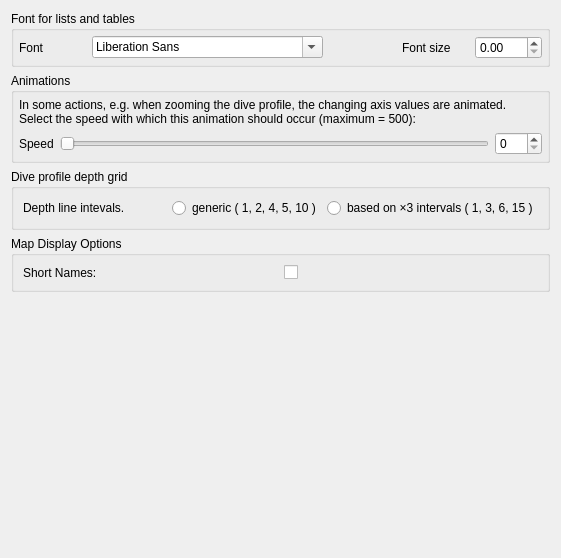
Before: the Qt Designer form desktop-widgets/preferences/preferences_defaults.ui in subsurface/subsurface, drawn with Qt 5.
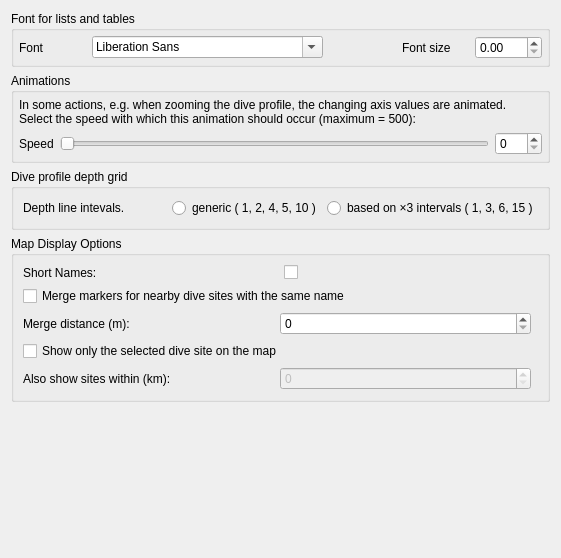
After: the same form once the commit is applied.

Commit message: Map: fix missing/wrongly-merged dive site markers, add visibility controls

Patch:
```diff
--- a/desktop-widgets/preferences/preferences_defaults.ui
+++ b/desktop-widgets/preferences/preferences_defaults.ui
@@ -154,21 +154,98 @@
      <property name="title">
       <string>Map Display Options</string>
      </property>
-     <layout class="QHBoxLayout" name="horizontalLayout_2">
+     <layout class="QVBoxLayout" name="verticalLayout_map">
       <item>
-       <widget class="QLabel" name="label_2">
+       <layout class="QHBoxLayout" name="horizontalLayout_2">
+        <item>
+         <widget class="QLabel" name="label_2">
+          <property name="text">
+           <string>Short Names:</string>
+          </property>
+         </widget>
+        </item>
+        <item>
+         <widget class="QCheckBox" name="checkBox_map_short_names">
+          <property name="text">
+           <string notr="true"/>
+          </property>
+         </widget>
+        </item>
+       </layout>
+      </item>
+      <item>
+       <widget class="QCheckBox" name="checkBox_map_dedup">
         <property name="text">
-         <string>Short Names:</string>
+         <string>Merge markers for nearby dive sites with the same name</string>
         </property>
        </widget>
       </item>
       <item>
-       <widget class="QCheckBox" name="checkBox_map_short_names">
+       <layout class="QHBoxLayout" name="horizontalLayout_map_dedup_distance">
+        <item>
+         <widget class="QLabel" name="label_map_dedup_distance">
+          <property name="text">
+           <string>Merge distance (m):</string>
+          </property>
+         </widget>
+        </item>
+        <item>
+         <widget class="QSpinBox" name="spinBox_map_dedup_distance">
+          <property name="minimum">
+           <number>0</number>
+          </property>
+          <property name="maximum">
+           <number>100000</number>
+          </property>
+         </widget>
+        </item>
+        <item>
+         <spacer name="horizontalSpacer_map_dedup_distance">
+          <property name="orientation">
+           <enum>Qt::Horizontal</enum>
+          </property>
+         </spacer>
+        </item>
+       </layout>
+      </item>
+      <item>
+       <widget class="QCheckBox" name="checkBox_map_only_selected">
         <property name="text">
-         <string notr="true"/>
+         <string>Show only the selected dive site on the map</string>
         </property>
        </widget>
       </item>
+      <item>
+       <layout class="QHBoxLayout" name="horizontalLayout_map_radius">
+        <item>
+         <widget class="QLabel" name="label_map_radius">
+          <property name="text">
+           <string>Also show sites within (km):</string>
+          </property>
+         </widget>
+        </item>
+        <item>
+         <widget class="QSpinBox" name="spinBox_map_radius">
+          <property name="enabled">
+           <bool>false</bool>
+          </property>
+          <property name="minimum">
+           <number>0</number>
+          </property>
+          <property name="maximum">
+           <number>20000</number>
+          </property>
+         </widget>
+        </item>
+        <item>
+         <spacer name="horizontalSpacer_map_radius">
+          <property name="orientation">
+           <enum>Qt::Horizontal</enum>
+          </property>
+         </spacer>
+        </item>
+       </layout>
+      </item>
      </layout>
     </widget>
    </item>
```
Left out of the diff: 12 changed lines with no effect on the pictures. The commit also changes 8 other files.
